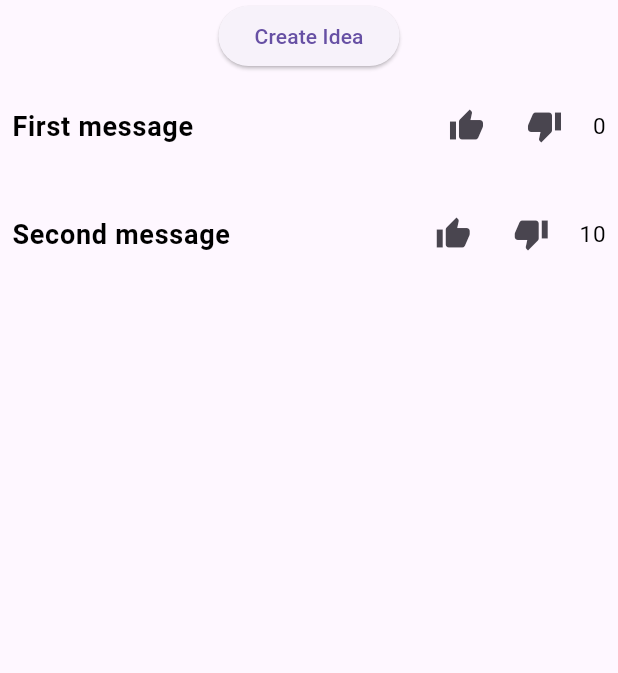
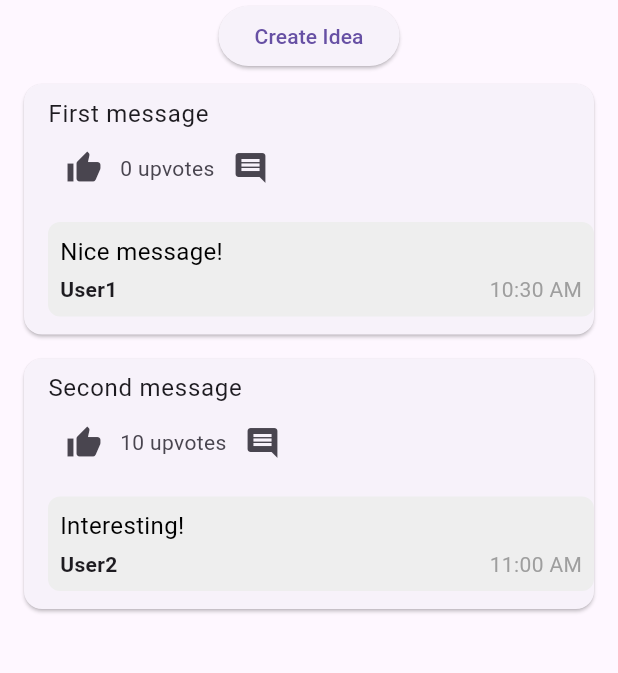
Before and after one commit to Sam20042/BuzzApplication, a Flutter app: the screen it shows once a user with an empty profile is signed in, on a phone screen of 412 x 824 dp, the part 84-757 px from its top. Run offline on Flutter 3.47's test engine with Material 3 defaults, Android fonts, the phone set to English and light mode, and no system bars; our stand-ins replace firebase_auth, firebase_core, google_sign_in; accounts and stored records are empty; network calls fail.

```diff
--- a/mobile/flutter/ideas_application/lib/components/comment.dart
+++ b/mobile/flutter/ideas_application/lib/components/comment.dart
@@ -4,27 +4,39 @@ class Comment extends StatelessWidget {
   final String text;
   final String user;
   final String time;
-  const Comment({super.key, required this.text, required this.user, required this.time});
+
+  const Comment({
+    super.key,
+    required this.text,
+    required this.user,
+    required this.time,
+  });
 
   @override
   Widget build(BuildContext context) {
     return Container(
-      decoration: BoxDecoration(color: Colors.grey[300],
-      borderRadius: BorderRadius.circular(4),
+      margin: const EdgeInsets.symmetric(vertical: 4.0),
+      padding: const EdgeInsets.all(8.0),
+      decoration: BoxDecoration(
+        color: Colors.grey[200],
+        borderRadius: BorderRadius.circular(8),
       ),
-      child: Column(children: [
-        //comment
-        Text(text),
-
-        //user, time
-        Row(
-          children: [
-            Text(user),
-            Text(" • "),
-            Text(time),
-          ],
-        ),
-      ],
+      child: Column(
+        crossAxisAlignment: CrossAxisAlignment.start,
+        children: [
+          Text(
+            text,
+            style: const TextStyle(fontSize: 16, color: Colors.black),
+          ),
+          const SizedBox(height: 4),
+          Row(
+            mainAxisAlignment: MainAxisAlignment.spaceBetween,
+            children: [
+              Text(user, style: const TextStyle(fontWeight: FontWeight.bold)),
+              Text(time, style: const TextStyle(color: Colors.grey)),
+            ],
+          ),
+        ],
       ),
     );
   }
--- a/mobile/flutter/ideas_application/lib/main.dart
+++ b/mobile/flutter/ideas_application/lib/main.dart
@@ -1,17 +1,15 @@
 import 'dart:convert';
-
 import 'package:flutter/material.dart';
 import 'package:firebase_core/firebase_core.dart';
 import 'package:firebase_auth/firebase_auth.dart';
 import 'package:ideas_application/components/drawer.dart';
 import 'package:ideas_application/pages/profile_page.dart';
 import 'firebase_options.dart';
-// import 'components/comment.dart'; // Import the comments
 import 'pages/login_page.dart';
-import 'main.dart';
 import 'headers/header.dart';
 import 'headers/create_message.dart';
 import 'messages/message_list.dart';
+import 'components/comment.dart'; // Import the Comment widget
 
 void main() async {
   WidgetsFlutterBinding.ensureInitialized();
@@ -31,11 +29,10 @@ class MyApp extends StatelessWidget {
       home: StreamBuilder<User?>(
         stream: FirebaseAuth.instance.authStateChanges(),
         builder: (context, snapshot) {
-          // Check if the user is logged in
           if (snapshot.hasData) {
-            return const FigmaToCodeApp(); // Main app page if logged in
+            return const FigmaToCodeApp();
           } else {
-            return LoginPage(); // Login page if not logged in
+            return LoginPage();
           }
         },
       ),
@@ -51,41 +48,63 @@ class FigmaToCodeApp extends StatefulWidget {
 }
 
 class _FigmaToCodeAppState extends State<FigmaToCodeApp> {
-  // Mock JSON database: List of messages
   List<Map<String, dynamic>> messages = [
-    {"mId": 1, "mMessage": "First message", "mLikes": 0},
-    {"mId": 2, "mMessage": "Second message", "mLikes": 10},
+    {
+      "mId": 1,
+      "mMessage": "First message",
+      "mUpvotes": 0,
+      "comments": [
+        {"user": "User1", "text": "Nice message!", "time": "10:30 AM"}
+      ]
+    },
+    {
+      "mId": 2,
+      "mMessage": "Second message",
+      "mUpvotes": 10,
+      "comments": [
+        {"user": "User2", "text": "Interesting!", "time": "11:00 AM"}
+      ]
+    },
   ];
 
-  // Helper function to print the database (messages list) as JSON
   void printDatabase() {
-    String jsonString = jsonEncode(messages); // Convert to JSON string
-    print('Database JSON: $jsonString'); // Print the JSON string
+    String jsonString = jsonEncode(messages);
+    print('Database JSON: $jsonString');
   }
 
-  // Function to add a new message with 0 initial likes
   void addNewMessage(String message) {
     setState(() {
       messages.insert(0, {
-        "mId": messages.length + 1, // Incremental ID
+        "mId": messages.length + 1,
         "mMessage": message,
-        "mLikes": 0, // Initial likes
+        "mUpvotes": 0,
+        "comments": [],
       });
     });
 
     print('New message added: $message');
-    printDatabase(); // Print updated database
+    printDatabase();
   }
 
-  // Function to update the like counter
-  void updateLikes(int id, int increment) {
+  void updateUpvotes(int id, int increment) {
     setState(() {
       final message = messages.firstWhere((msg) => msg['mId'] == id);
-      message['mLikes'] += increment;
+      message['mUpvotes'] += increment;
     });
 
-    print('Likes updated for message ID $id');
-    printDatabase(); // Print updated database
+    print('Upvotes updated for message ID $id');
+    printDatabase();
+  }
+
+  void addComment(int messageId, String text) {
+    setState(() {
+      final message = messages.firstWhere((msg) => msg['mId'] == messageId);
+      message['comments'].add({
+        "user": "CurrentUser",
+        "text": text,
+        "time": DateTime.now().toString(),
+      });
+    });
   }
 
   void signOut() {
@@ -93,10 +112,7 @@ class _FigmaToCodeAppState extends State<FigmaToCodeApp> {
   }
 
   void goToProfilePage() {
-    //pop menu drawber
     Navigator.pop(context);
-
-    //go to a new page
     Navigator.push(
       context,
       MaterialPageRoute(
@@ -116,14 +132,76 @@ class _FigmaToCodeAppState extends State<FigmaToCodeApp> {
       drawer: MyDrawer(
         onProfileTap: goToProfilePage,
         onSignOut: signOut,
-      ), // add drawer here
+      ),
       body: Column(
         children: [
-          CreateMessage(onCreateMessage: addNewMessage), // Cre ate new message
+          CreateMessage(onCreateMessage: addNewMessage),
           Expanded(
-            child: MessageList(
-              messages: messages,
-              onUpdateLikes: updateLikes, // update likes for message
+            child: ListView.builder(
+              itemCount: messages.length,
+              itemBuilder: (context, index) {
+                var message = messages[index];
+                return Card(
+                  margin: const EdgeInsets.symmetric(vertical: 8, horizontal: 16),
+                  child: Column(
+                    crossAxisAlignment: CrossAxisAlignment.start,
+                    children: [
+                      ListTile(
+                        title: Text(message['mMessage']),
+                        subtitle: Row(
+                          children: [
+                            IconButton(
+                              icon: Icon(Icons.thumb_up),
+                              onPressed: () => updateUpvotes(message['mId'], 1),
+                            ),
+                            Text('${message['mUpvotes']} upvotes'),
+                            IconButton(
+                              icon: Icon(Icons.comment),
+                              onPressed: () {
+                                showDialog(
+                                  context: context,
+                                  builder: (BuildContext context) {
+                                    TextEditingController commentController = TextEditingController();
+                                    return AlertDialog(
+                                      title: Text('Add a Comment'),
+                                      content: TextField(
+                                        controller: commentController,
+                                        decoration: InputDecoration(hintText: "Write your comment here..."),
+                                      ),
+                                      actions: [
+                                        TextButton(
+                                          onPressed: () {
+                                            addComment(message['mId'], commentController.text);
+                                            Navigator.pop(context);
+                                          },
+                                          child: Text('Post'),
+                                        ),
+                                      ],
+                                    );
+                                  },
+                                );
+                              },
+                            ),
+                          ],
+                        ),
+                      ),
+                      // Show the comments for each message
+                      Padding(
+                        padding: const EdgeInsets.only(left: 16, bottom: 8),
+                        child: Column(
+                          children: message['comments']
+                              .map<Widget>((comment) => Comment(
+                                    text: comment['text'],
+                                    user: comment['user'],
+                                    time: comment['time'],
+                                  ))
+                              .toList(),
+                        ),
+                      ),
+                    ],
+                  ),
+                );
+              },
             ),
           ),
         ],
```
